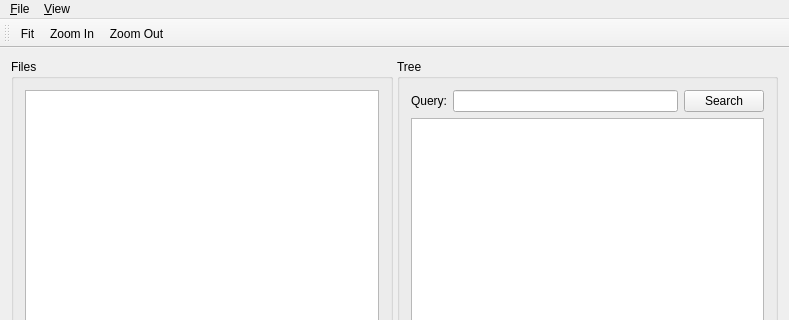
rug-compling/dact, file DactMainWindow.ui: the form before one commit; both pictures show x 0 to 789 and y 0 to 320 of the 789 by 660 pixel window.
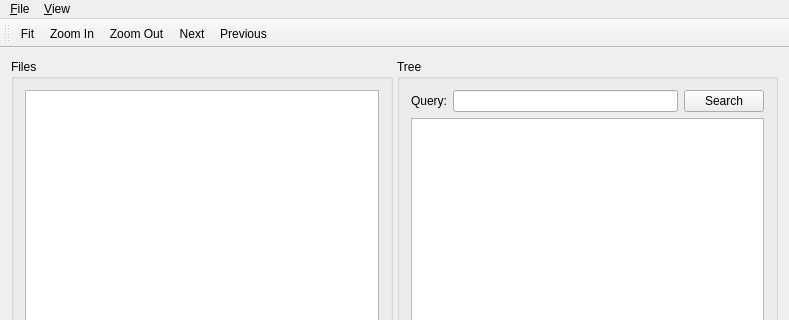
The form after the commit.

Commit message: Previous/next entry actions.

What changed in the file:
```diff
--- a/DactMainWindow.ui
+++ b/DactMainWindow.ui
@@ -104,6 +104,8 @@
    <addaction name="actionFit"/>
    <addaction name="zoomInAction"/>
    <addaction name="zoomOutAction"/>
+   <addaction name="nextAction"/>
+   <addaction name="previousAction"/>
   </widget>
   <widget class="QStatusBar" name="statusBar"/>
   <action name="action_Quit">
@@ -141,6 +143,22 @@
     <string>Ctrl+-</string>
    </property>
   </action>
+  <action name="nextAction">
+   <property name="text">
+    <string>Next</string>
+   </property>
+   <property name="shortcut">
+    <string>Ctrl+N</string>
+   </property>
+  </action>
+  <action name="previousAction">
+   <property name="text">
+    <string>Previous</string>
+   </property>
+   <property name="shortcut">
+    <string>Ctrl+P</string>
+   </property>
+  </action>
  </widget>
  <layoutdefault spacing="6" margin="11"/>
  <resources/>
```
Left out of the diff: 5 changed lines with no effect on the pictures. The commit also changes 2 other files.
